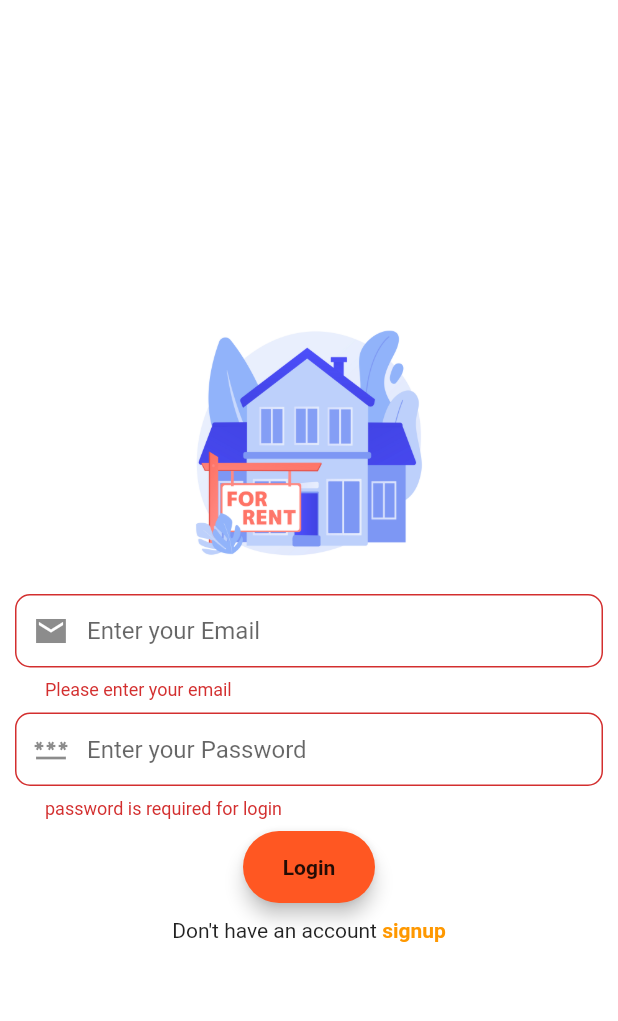
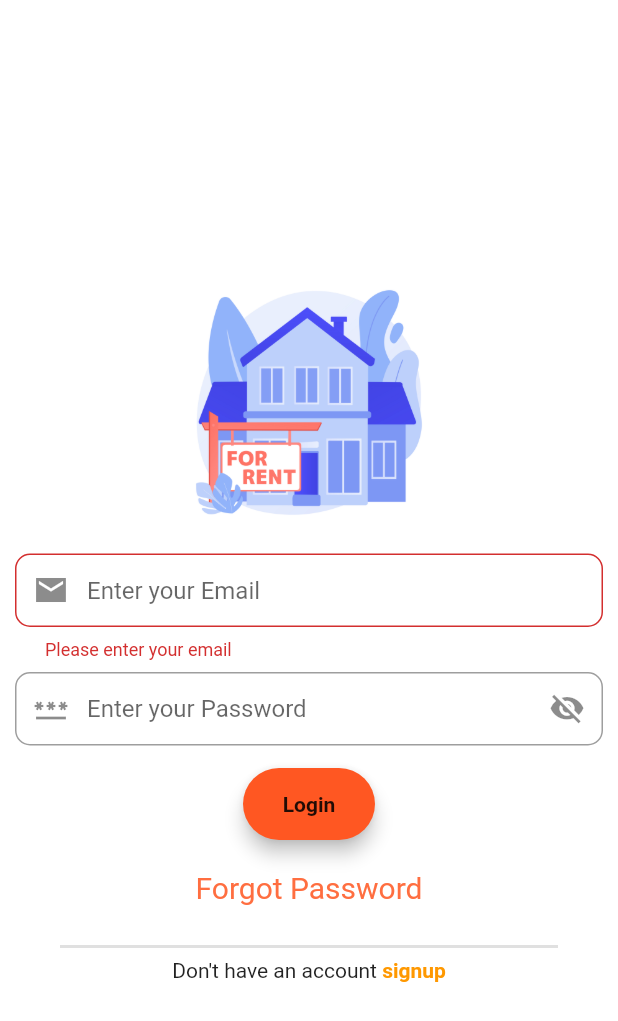
Before and after one commit to Baisalya/Homerental, a Flutter app: the screen it shows after launch, after a tap on "Login", on a phone screen of 412 x 824 dp. Shown: the top 1021 px of the screen. Run offline on Flutter 3.47's test engine with Material 2 defaults, Android fonts, the phone set to English and light mode, and no system bars; our stand-ins replace cloud_firestore, firebase_auth, firebase_core, fluttertoast, google_fonts; accounts and stored records are empty.

Commit message:
password visible and invisible toggle button added resetpassword added

```diff
--- a/lib/Pages/LoginScreen.dart
+++ b/lib/Pages/LoginScreen.dart
@@ -1,5 +1,8 @@
-//import 'dart:html';
+
 //import 'dart:math';
+
+
+import 'dart:ui';
 
 import 'package:firebase_auth/firebase_auth.dart';
 import 'package:flutter/cupertino.dart';
@@ -18,7 +21,9 @@
 }
 
 class _LoginScreenState extends State<LoginScreen> {
+  bool Ishidepassword=true;
   final _formKey=GlobalKey<FormState>();
+
   //controlller
   final TextEditingController emailController = new TextEditingController();
   final TextEditingController passwordController=new TextEditingController();
@@ -27,6 +32,7 @@
 
   @override
   Widget build(BuildContext context) {
+
     //EMAIL
     final emailField =TextFormField(
       autofocus: false,
@@ -52,14 +58,13 @@
             borderRadius:BorderRadius.circular(10))
       ),
     );
-
-
     //password
     final passwordfiled=TextFormField(
       autofocus: false,
       controller: passwordController,
      //    keyboardType: TextInputType.visiblePassword,
-      obscureText:true,
+      obscureText:Ishidepassword,
+
       validator:(value){
         /** r'^
             (?=.*[A-Z])       // should contain at least one upper case
@@ -68,7 +73,7 @@
             (?=.*?[!@#\$&*~]) // should contain at least one Special character
             .{8,}             // Must be at least 8 characters in length
             $ **/
-        RegExp regExp=new RegExp(r'^(?=.*?[A-Z])(?=.*?[a-z])(?=.*?[0-9])(?=.*?[!@#\$&*~]).{8,}$');
+        RegExp regExp=new RegExp(r'^{8,}$');
         if(value!.isEmpty){
           return ("password is required for login");
         }
@@ -84,6 +89,15 @@
           prefixIcon: Icon(Icons.password),
           contentPadding: EdgeInsets.fromLTRB(20, 15, 20, 15),
           hintText: "Enter your Password",
+          suffixIcon: IconButton(
+            onPressed:_tooglepasswordview,
+            icon:Ishidepassword ? Icon(Icons.visibility_off_sharp) : Icon(Icons.visibility),
+/**
+ * here Ishidepassword bool is used for visible or pass or not
+ * tooglepassword function used for state change password visible or not
+ *
+ * **/
+          ),
           border: OutlineInputBorder(
               borderRadius:BorderRadius.circular(10))
       ),
@@ -95,8 +109,16 @@
 
       child: MaterialButton(onPressed: (){
         login(emailController.text, passwordController.text);
+
       },
       child: const Text("Login",style:TextStyle(fontWeight:FontWeight.bold,),),),
+    );
+    final forgetpassword=InkWell(
+      onTap:(){
+        resetpass(emailController.text);
+      },
+      child:Text("Forgot Password",style:TextStyle(color:Colors.deepOrangeAccent,fontSize:20),),
+
     );
     return Scaffold(
       backgroundColor:Colors.white ,
@@ -117,9 +139,17 @@
                    emailField,
                    SizedBox(height: 8,width: 6,),
                    passwordfiled,
-                   SizedBox(height: 8,width: 6,),
+                   SizedBox(height: 15,width: 6,),
                    loginbutton,
-                   SizedBox(height: 10,width: 9,),
+                   SizedBox(height: 20,width: 6,),
+                   forgetpassword,
+                   SizedBox(height:15 ,),
+                   const Padding(padding:EdgeInsets.only(left:30,right:30,top:5 ),
+                   child:  Divider(
+                     thickness:2,
+                   ),
+                   ),
+
                    Row(mainAxisAlignment: MainAxisAlignment.center,
                      children:<Widget> [
                        Text("Don't have an account"),
@@ -156,4 +186,20 @@
 
     }
 }
+  void _tooglepasswordview() {//is hide boolean used
+    Ishidepassword = !Ishidepassword;
+    if(Ishidepassword==true){
+      Ishidepassword==false;
+    }else{Ishidepassword==true;}
+    setState(() { });}
+void resetpass(String email) async{
+    if(emailController.text.isEmpty){
+      Fluttertoast.showToast(msg: "Enter a EmailId");
+    }if(_formKey.currentState!.validate()){
+      FirebaseAuth.instance.sendPasswordResetEmail(email:email);
+      Fluttertoast.showToast(msg: "reset mail sent Successfully");
+    }
+
+
 }
+}
```
